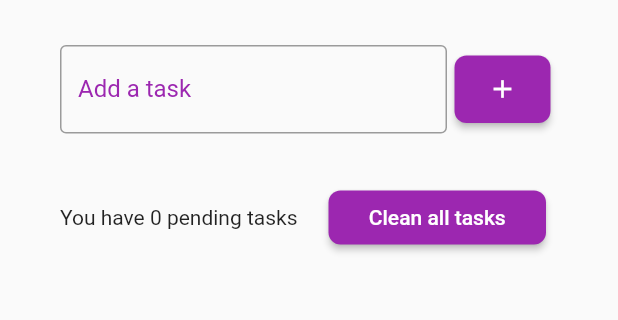
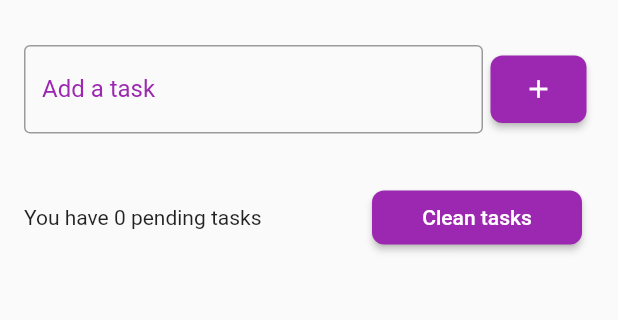
Before and after one commit to joaolucas2012/flutter_to_do_list, a Flutter app: the screen it shows after launch, on a phone screen of 412 x 824 dp, the part 513-833 px from its top. Run offline on Flutter 3.47's test engine with Material 2 defaults, Android fonts, the phone set to English and light mode, and no system bars; our stand-ins replace flutter_slidable, shared_preferences.

Commit message:
:fire: [FIX] changed spacing and responsivity

```diff
--- a/lib/pages/to_do_list_page.dart
+++ b/lib/pages/to_do_list_page.dart
@@ -32,7 +32,7 @@ class _TodoListListPageState extends State<TodoListListPage> {
       child: Scaffold(
         body: Center(
           child: Padding(
-            padding: const EdgeInsets.symmetric(horizontal: 40),
+            padding: const EdgeInsets.symmetric(horizontal: 16),
             child: Column(
               mainAxisSize: MainAxisSize.min,
               children: [
--- a/lib/widgets/dialog_button.dart
+++ b/lib/widgets/dialog_button.dart
@@ -14,11 +14,10 @@ class DialogButton extends StatelessWidget {
       onPressed: () => showDeleteConfirmationDialog(),
       style: ElevatedButton.styleFrom(
           backgroundColor: Colors.purple,
-          fixedSize: const Size(145, 35),
+          fixedSize: const Size(140, 35),
           shape:
               RoundedRectangleBorder(borderRadius: BorderRadius.circular(8))),
-      child:
-          const Text('Clean all tasks', style: TextStyle(color: Colors.white)),
+      child: const Text('Clean tasks', style: TextStyle(color: Colors.white)),
     );
   }
 }
--- a/lib/widgets/pending_amount.dart
+++ b/lib/widgets/pending_amount.dart
@@ -42,6 +42,7 @@ class _PendingAmountState extends State<PendingAmount> {
         return AlertDialog(
           title: const Text('Delete all tasks'),
           content: const Text('Do you realy want to delete all the tasks?'),
+          shape: RoundedRectangleBorder(borderRadius: BorderRadius.circular(8)),
           actions: [
             TextButton(
               onPressed: () => Navigator.of(context).pop(),
```
Also changed, not shown: lib/utils/functions/create_snackbar.dart (+4 -4 lines), lib/widgets/to_do_list_item.dart (+5 -2 lines), 1 other file.
